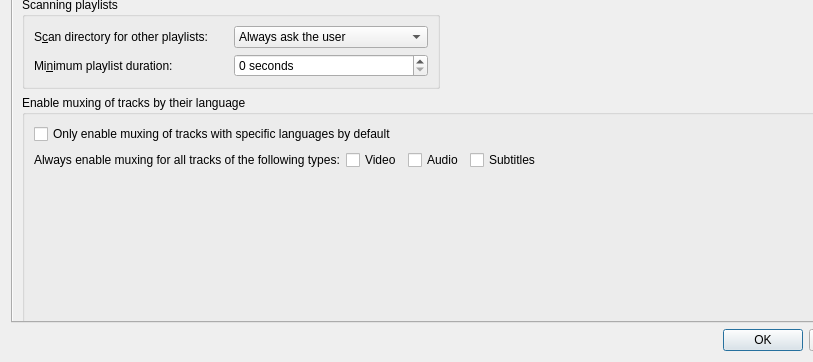
The window that src/mkvtoolnix-gui/forms/main_window/preferences_dialog.ui (jpsdr/MKVToolnix-Windows-7) describes before a commit, drawn with Qt 5; both pictures show x 0 to 813 and y 286 to 648 of the 900 by 648 pixel window.
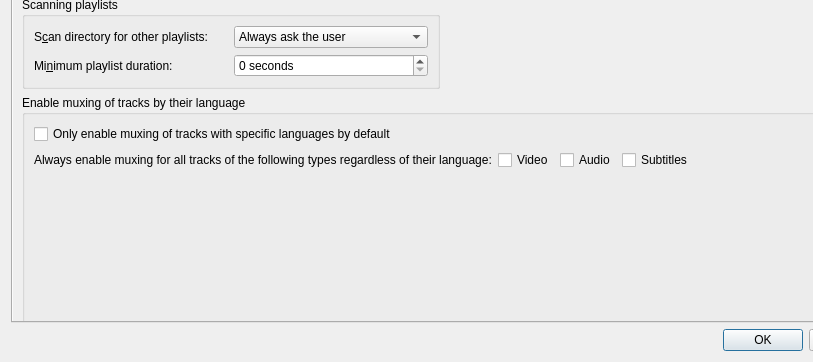
The same window after the commit. The open tabs and pages were chosen to show the change. Icons and pictures are not drawn. Custom widgets are drawn as their Qt base class.

Commit message: GUI: improve label for exceptions for track-enabling-by-language

What changed in the file:
```diff
--- a/src/mkvtoolnix-gui/forms/main_window/preferences_dialog.ui
+++ b/src/mkvtoolnix-gui/forms/main_window/preferences_dialog.ui
@@ -587,7 +587,7 @@
                 <item>
                  <widget class="QLabel" name="lMEnableMuxingAllTracksOfType">
                   <property name="text">
-                   <string>Always enable muxing for all tracks of the following types:</string>
+                   <string>Always enable muxing for all tracks of the following types regardless of their language:</string>
                   </property>
                  </widget>
                 </item>
```
